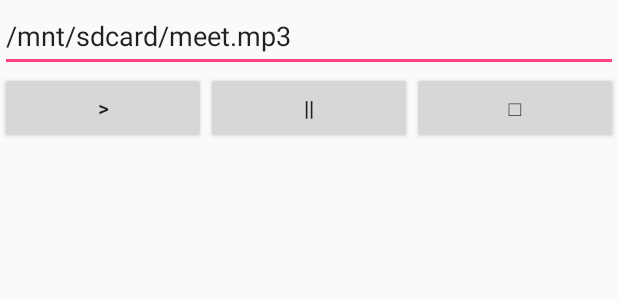
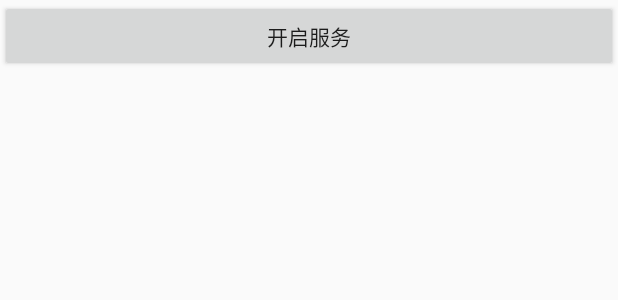
Before and after one commit to GodManRui/Crawler, an Android app: the layout activity_main.xml on its own in the app's theme, with its tools: preview values and no code run, on a phone screen of 412 x 824 dp. Shown: the top 300 px of the screen. Run offline under Robolectric (Android 15) with nearby library versions, the phone set to English and light mode, and no system bars.

Commit message:
333222222222222

```diff
--- a/serviceapp/src/main/AndroidManifest.xml
+++ b/serviceapp/src/main/AndroidManifest.xml
@@ -15,7 +15,7 @@
         android:roundIcon="@mipmap/ic_launcher_round"
         android:supportsRtl="true"
         android:theme="@style/AppTheme">
-        <activity android:name=".MainActivity2">
+        <activity android:name=".MainActivity">
             <intent-filter>
                 <action android:name="android.intent.action.MAIN" />
 
--- a/serviceapp/src/main/java/reeiss/bonree/serviceapp/PhoneService.java
+++ b/serviceapp/src/main/java/reeiss/bonree/serviceapp/PhoneService.java
@@ -44,6 +44,7 @@ public class PhoneService extends Service {
         if (index > 1) {
             AlertDialog.Builder alertDialog = new AlertDialog.Builder(this);
             alertDialog.setMessage("有新消息，是否查看？");
+            alertDialog.setTitle("丢失报警");
             alertDialog.setPositiveButton("否",
                 new DialogInterface.OnClickListener() {
                     public void onClick(DialogInterface dialog, int which) {
@@ -57,7 +58,6 @@ public class PhoneService extends Service {
                 });
 
             ad = alertDialog.create();
-
             ad.getWindow().setType(WindowManager.LayoutParams.TYPE_SYSTEM_ALERT);
             ad.setCanceledOnTouchOutside(false);//点击外面区域不会让dialog消失
             Toast.makeText(this, "弹窗出来", Toast.LENGTH_SHORT).show();
--- a/serviceapp/src/main/res/layout/activity_main.xml
+++ b/serviceapp/src/main/res/layout/activity_main.xml
@@ -1,42 +1,11 @@
 <?xml version="1.0" encoding="utf-8"?>
-<LinearLayout xmlns:android="http://schemas.android.com/apk/res/android"
-    xmlns:tools="http://schemas.android.com/tools"
+<android.support.constraint.ConstraintLayout xmlns:android="http://schemas.android.com/apk/res/android"
     android:layout_width="match_parent"
-    android:layout_height="match_parent"
-    android:orientation="vertical"
-    tools:context=".MainActivity">
+    android:layout_height="match_parent">
 
-    <EditText
-        android:id="@+id/et_path"
+    <Button
         android:layout_width="match_parent"
         android:layout_height="wrap_content"
-        android:hint="请输入要播放的音乐文件的路径"
-        android:text="/mnt/sdcard/meet.mp3" />
-
-    <LinearLayout
-        android:layout_width="match_parent"
-        android:layout_height="wrap_content"
-        android:orientation="horizontal">
-
-        <Button
-            android:id="@+id/play"
-            android:layout_width="0dip"
-            android:layout_height="wrap_content"
-            android:layout_weight="1"
-            android:text=">" />
-
-        <Button
-            android:id="@+id/pause"
-            android:layout_width="0dip"
-            android:layout_height="wrap_content"
-            android:layout_weight="1"
-            android:text="||" />
-
-        <Button
-            android:id="@+id/stop"
-            android:layout_width="0dip"
-            android:layout_height="wrap_content"
-            android:layout_weight="1"
-            android:text="□" />
-    </LinearLayout>
-</LinearLayout>
+        android:onClick="start"
+        android:text="开启服务" />
+</android.support.constraint.ConstraintLayout>
--- a/settings.gradle
+++ b/settings.gradle
@@ -1,3 +1,3 @@
 include ':app', ':customdialog', ':androidtojs', ':ble_test'
 
-include ':stock_data_transmission'
+include ':stock_data_transmission',':serviceapp'
```
Also changed, not shown: ble_test/src/main/java/reeiss/bonree/ble_test/smarthardware/BlueService.java (+42 -27 lines), serviceapp/build.gradle (+4 -4 lines), serviceapp/src/main/java/reeiss/bonree/serviceapp/MainActivity2.java (+15 -2 lines), serviceapp/src/main/res/layout/activity_main1.xml (added, +42 -0 lines).
